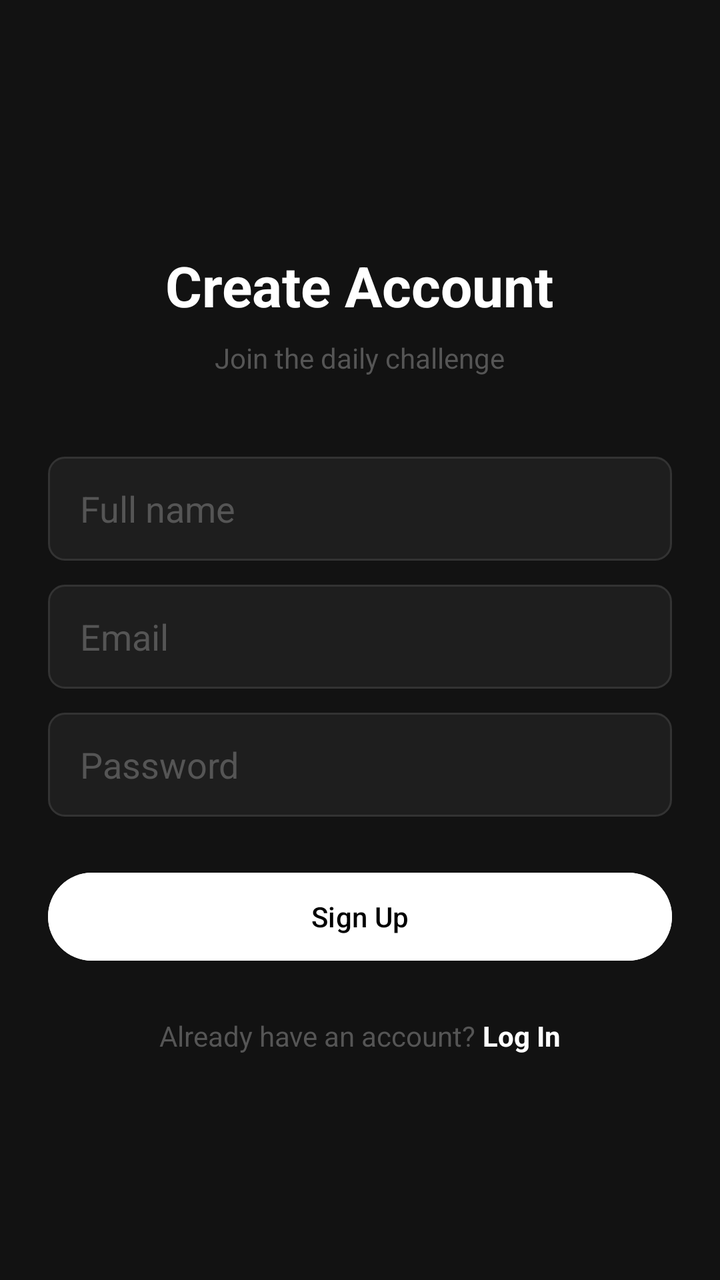
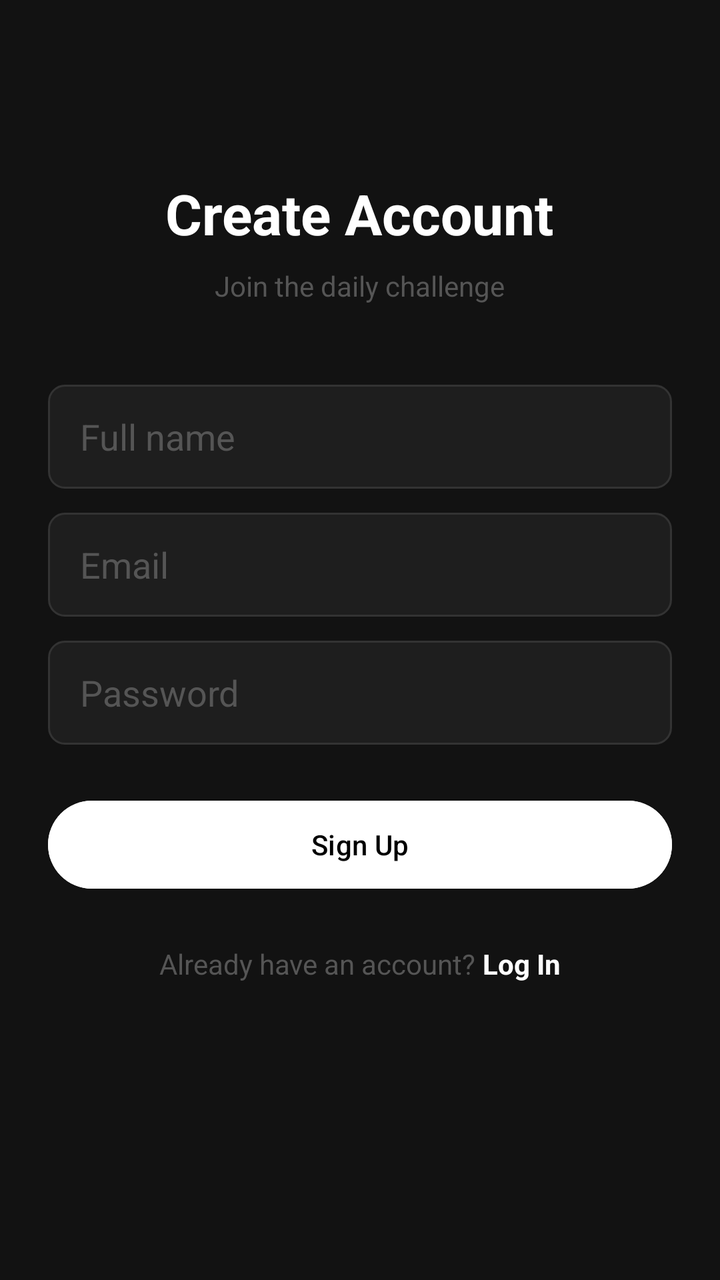

Before-and-after screenshots of an Android layout around one commit, followed by the original layout XML and the change that was made.
<!-- AndroidManifest.xml: application theme Theme.SnapQuest -->
<!-- res/layout/activity_signup.xml -->
<?xml version="1.0" encoding="utf-8"?>
<ScrollView xmlns:android="http://schemas.android.com/apk/res/android"
    android:layout_width="match_parent"
    android:layout_height="match_parent"
    android:background="#121212">

    <LinearLayout
        android:layout_width="match_parent"
        android:layout_height="wrap_content"
        android:orientation="vertical"
        android:padding="24dp"
        android:gravity="center_horizontal">

        <TextView
            android:layout_width="wrap_content"
            android:layout_height="wrap_content"
            android:text="Create Account"
            android:textColor="#FFFFFF"
            android:textSize="28sp"
            android:textStyle="bold"
            android:layout_marginTop="100dp"
            android:layout_marginBottom="8dp"/>

        <TextView
            android:layout_width="wrap_content"
            android:layout_height="wrap_content"
            android:text="Join the daily challenge"
            android:textColor="#555555"
            android:textSize="14sp"
            android:layout_marginBottom="40dp"/>

        <EditText
            android:id="@+id/etName"
            android:layout_width="match_parent"
            android:layout_height="52dp"
            android:hint="Full name"
            android:inputType="textPersonName"
            android:background="@drawable/input_background"
            android:paddingStart="16dp"
            android:paddingEnd="16dp"
            android:layout_marginBottom="12dp"
            android:textColor="#FFFFFF"
            android:textColorHint="#555555"/>

        <EditText
            android:id="@+id/etEmail"
            android:layout_width="match_parent"
            android:layout_height="52dp"
            android:hint="Email"
            android:inputType="textEmailAddress"
            android:background="@drawable/input_background"
            android:paddingStart="16dp"
            android:paddingEnd="16dp"
            android:layout_marginBottom="12dp"
            android:textColor="#FFFFFF"
            android:textColorHint="#555555"/>

        <EditText
            android:id="@+id/etPassword"
            android:layout_width="match_parent"
            android:layout_height="52dp"
            android:hint="Password"
            android:inputType="textPassword"
            android:background="@drawable/input_background"
            android:paddingStart="16dp"
            android:paddingEnd="16dp"
            android:layout_marginBottom="24dp"
            android:textColor="#FFFFFF"
            android:textColorHint="#555555"/>

        <Button
            android:id="@+id/btnSignup"
            android:layout_width="match_parent"
            android:layout_height="52dp"
            android:text="Sign Up"
            android:textColor="#000000"
            android:backgroundTint="#FFFFFF"
            android:layout_marginBottom="24dp"/>

        <LinearLayout
            android:layout_width="match_parent"
            android:layout_height="wrap_content"
            android:gravity="center">
            <TextView
                android:layout_width="wrap_content"
                android:layout_height="wrap_content"
                android:text="Already have an account? "
                android:textColor="#555555"/>
            <TextView
                android:id="@+id/tvGoToLogin"
                android:layout_width="wrap_content"
                android:layout_height="wrap_content"
                android:text="Log In"
                android:textColor="#FFFFFF"
                android:textStyle="bold"/>
        </LinearLayout>

    </LinearLayout>
</ScrollView>
<!-- resources referenced by this layout -->
<resources>
  <!-- drawable input_background (drawable) -->
  <?xml version="1.0" encoding="utf-8"?>
  <shape xmlns:android="http://schemas.android.com/apk/res/android"
      android:shape="rectangle">
      <solid android:color="#1E1E1E"/>
      <stroke android:width="1dp" android:color="#333333"/>
      <corners android:radius="8dp"/>
  </shape>
  <style name="Theme.SnapQuest" parent="Base.Theme.SnapQuest" />
  <style name="Base.Theme.SnapQuest" parent="Theme.Material3.DayNight.NoActionBar">
          
          
      </style>
</resources>

<!-- the commit's change to res/layout/activity_signup.xml (unified diff, before → after) -->
@@ -1,5 +1,6 @@
 <?xml version="1.0" encoding="utf-8"?>
 <ScrollView xmlns:android="http://schemas.android.com/apk/res/android"
+    android:fitsSystemWindows="true"
     android:layout_width="match_parent"
     android:layout_height="match_parent"
     android:background="#121212">
@@ -18,7 +19,7 @@
             android:textColor="#FFFFFF"
             android:textSize="28sp"
             android:textStyle="bold"
-            android:layout_marginTop="100dp"
+            android:layout_marginTop="64dp"
             android:layout_marginBottom="8dp"/>
 
         <TextView
